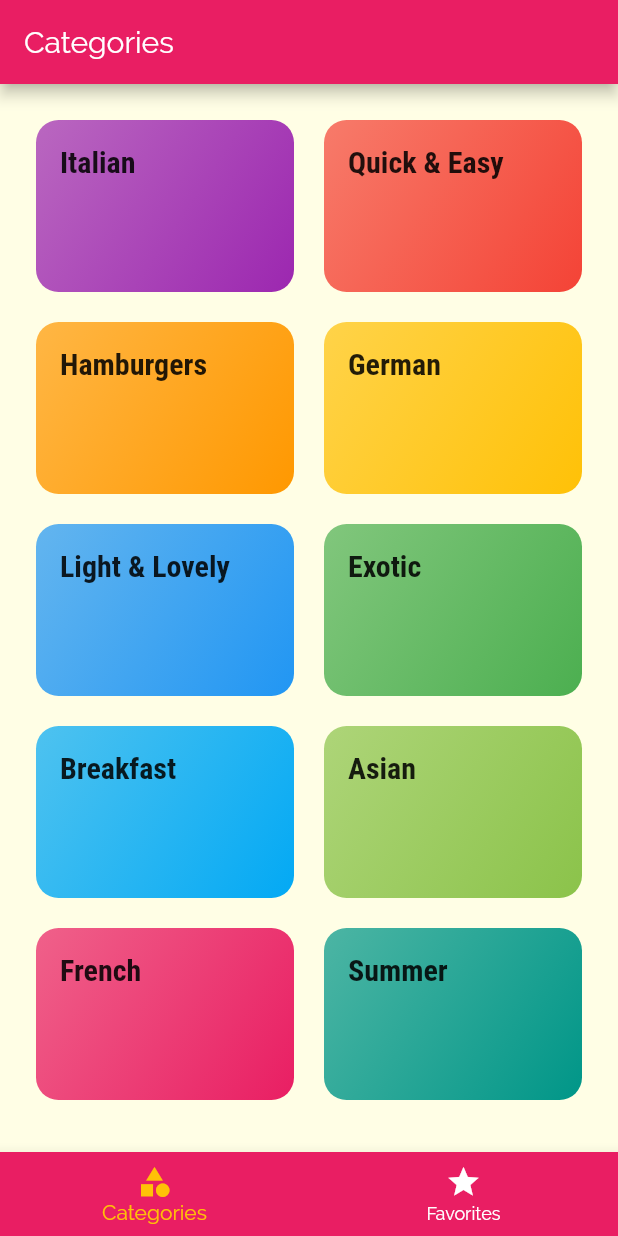
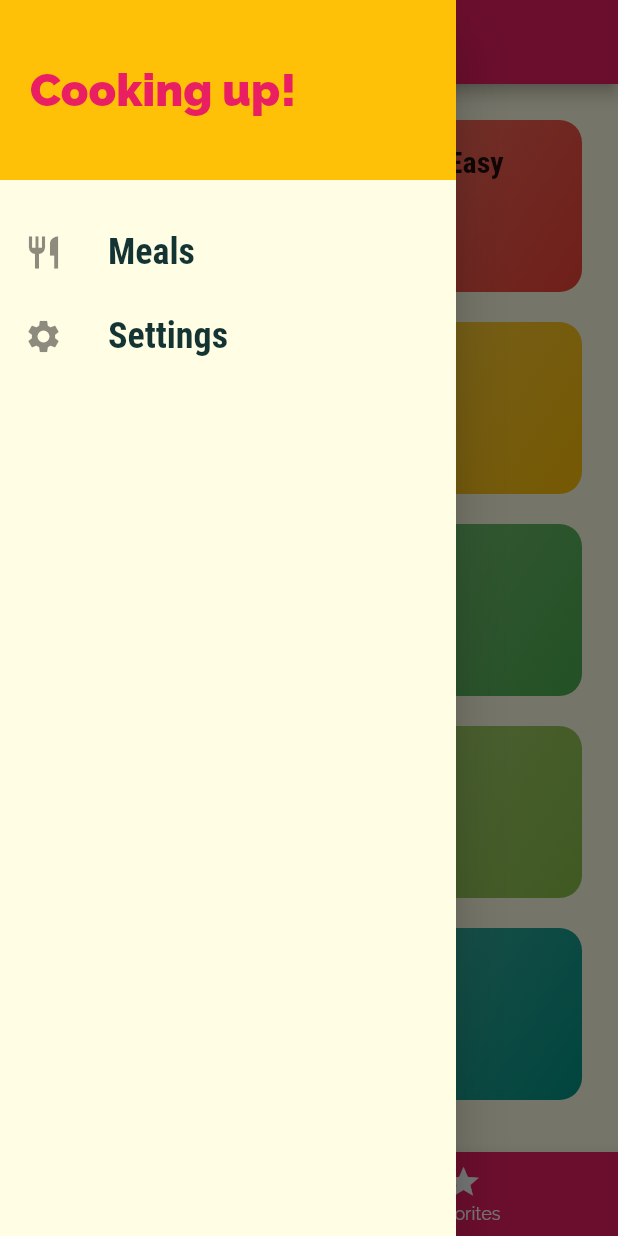
Before and after one commit to juliomsousa/deli-meals, a Flutter app: the screen it shows after launch, with the side drawer open (before the commit the screen has no drawer), on a phone screen of 412 x 824 dp. Run offline on Flutter 3.47's test engine with Material 2 defaults, Android fonts, the phone set to English and light mode, and no system bars.

Commit message:
Add drawer navigation

```diff
--- a/lib/main.dart
+++ b/lib/main.dart
@@ -4,6 +4,7 @@ import './screens/tabs_screen.dart';
 import './screens/categories_screen.dart';
 import './screens/category_meals_screen.dart';
 import './screens/meal_detail_screen.dart';
+import './screens/filters_screen.dart';
 
 main() => runApp(MyApp());
 
@@ -36,6 +37,7 @@ class MyApp extends StatelessWidget {
         '/': (ctx) => TabsScreen(),
         CategoryMealsScreen.routeName: (ctx) => CategoryMealsScreen(),
         MealDetailScreen.routeName: (ctx) => MealDetailScreen(),
+        FiltersScreen.routeName: (ctx) => FiltersScreen(),
       },
       onGenerateRoute: (settings) {
         print(settings.arguments);
--- /dev/null
+++ b/lib/screens/filters_screen.dart
@@ -0,0 +1,20 @@
+import 'package:flutter/material.dart';
+
+import '../widgets/main_drawer.dart';
+
+class FiltersScreen extends StatelessWidget {
+  static const routeName = '/filters';
+
+  @override
+  Widget build(BuildContext context) {
+    return Scaffold(
+      appBar: AppBar(
+        title: Text('Your filters'),
+      ),
+      drawer: MainDrawer(),
+      body: Center(
+        child: Text('Filters'),
+      ),
+    );
+  }
+}
--- a/lib/screens/tabs_screen.dart
+++ b/lib/screens/tabs_screen.dart
@@ -2,6 +2,8 @@ import 'package:flutter/material.dart';
 
 import './categories_screen.dart';
 import './favorites_screen.dart';
+
+import '../widgets/main_drawer.dart';
 
 class TabsScreen extends StatefulWidget {
   @override
@@ -28,6 +30,7 @@ class _TabsScreenState extends State<TabsScreen> {
       appBar: AppBar(
         title: Text(_pages[_selectedPageIndex]['title']),
       ),
+      drawer: MainDrawer(),
       body: _pages[_selectedPageIndex]['page'],
       bottomNavigationBar: BottomNavigationBar(
         onTap: _selectPage,
--- /dev/null
+++ b/lib/widgets/main_drawer.dart
@@ -0,0 +1,60 @@
+import 'package:flutter/material.dart';
+
+import '../screens/filters_screen.dart';
+
+class MainDrawer extends StatelessWidget {
+  Widget _buildListTile(String title, IconData icon, Function onTap) {
+    return ListTile(
+      leading: Icon(
+        icon,
+        size: 26,
+      ),
+      title: Text(
+        title,
+        style: TextStyle(
+          fontFamily: 'RobotoCondensed',
+          fontSize: 24,
+          fontWeight: FontWeight.bold,
+        ),
+      ),
+      onTap: onTap,
+    );
+  }
+
+  @override
+  Widget build(BuildContext context) {
+    return Drawer(
+      child: Column(
+        children: <Widget>[
+          Container(
+            height: 120,
+            width: double.infinity,
+            padding: EdgeInsets.all(20),
+            alignment: Alignment.centerLeft,
+            color: Theme.of(context).accentColor,
+            child: Text(
+              'Cooking up!',
+              style: TextStyle(
+                  fontWeight: FontWeight.w900,
+                  fontSize: 30,
+                  color: Theme.of(context).primaryColor),
+            ),
+          ),
+          SizedBox(
+            height: 20,
+          ),
+          _buildListTile(
+            'Meals',
+            Icons.restaurant,
+            () => Navigator.of(context).pushReplacementNamed('/'),
+          ),
+          _buildListTile(
+            'Settings',
+            Icons.settings,
+            () => Navigator.of(context).pushReplacementNamed(FiltersScreen.routeName),
+          ),
+        ],
+      ),
+    );
+  }
+}
```
